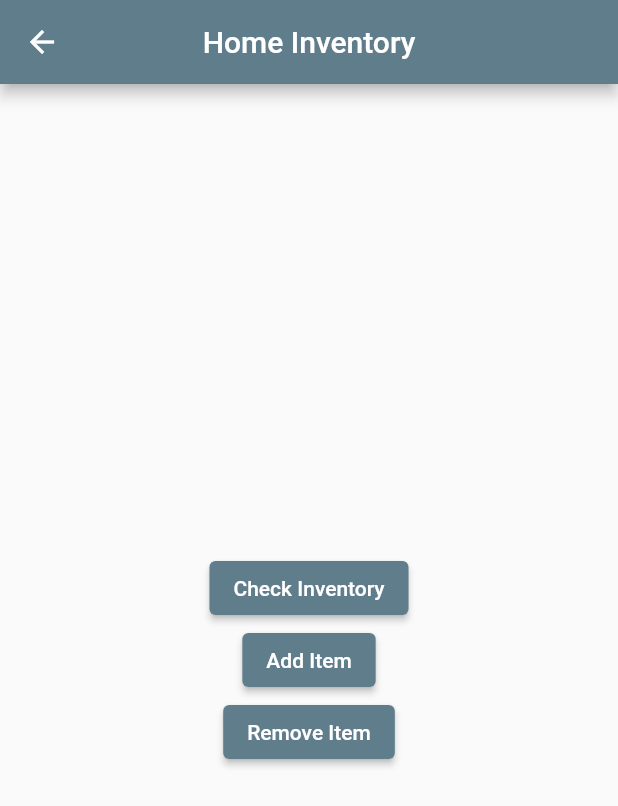
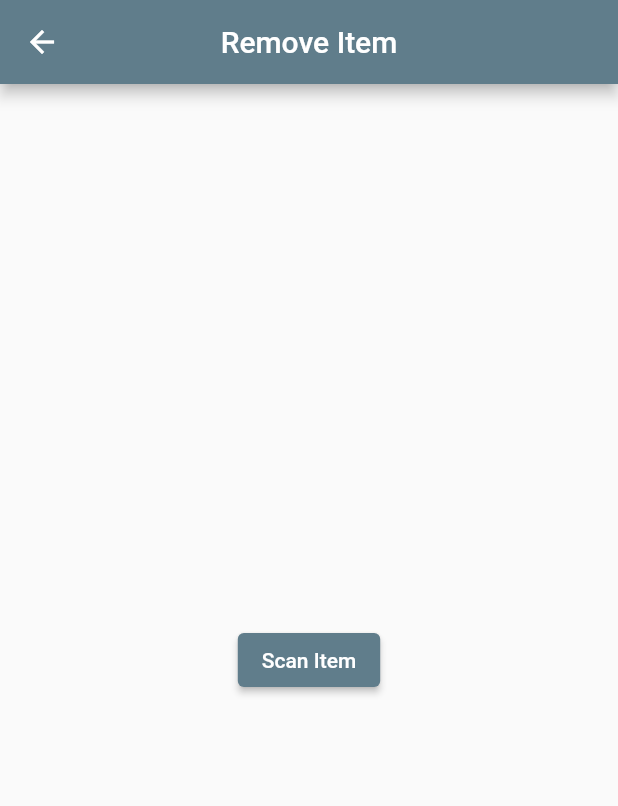
Before and after one commit to GitDatz/home_inventory, a Flutter app: the MainPage screen opened directly, after a tap on "Remove Item", on a phone screen of 412 x 824 dp. Shown: the top 806 px of the screen. Run offline on Flutter 3.47's test engine with Material 2 defaults, Android fonts, the phone set to English and light mode, and no system bars.

Commit message:
Add Remove Item page

```diff
--- a/lib/constants.dart
+++ b/lib/constants.dart
@@ -3,6 +3,7 @@ const String LOGIN_PAGE_TITLE = "Login";
 const String MAIN_PAGE_TITLE = "Home Inventory";
 const String INVENTORY_TITLE = "Inventory";
 const String ADD_ITEM_TITLE = "Add Item";
+const String REMOVE_ITEM_TITLE = "Remove Item";
 
 // Login Page
 const String EMAIL_HINT = "Enter email";
@@ -16,5 +17,5 @@ const String CHECK_INVENTORY_BUTTON_TEXT = "Check Inventory";
 const String ADD_ITEM_BUTTON_TEXT = "Add Item";
 const String REMOVE_ITEM_BUTTON_TEXT = "Remove Item";
 
-// Add Item
+// Add/Remove Item Page
 const String SCAN_ITEM_BUTTON_TEXT = "Scan Item";
--- a/lib/ui/pages/main_page.dart
+++ b/lib/ui/pages/main_page.dart
@@ -2,6 +2,7 @@ import 'package:flutter/material.dart';
 import 'package:home_inventory/constants.dart';
 import 'package:home_inventory/ui/pages/add_item.dart';
 import 'package:home_inventory/ui/pages/inventory_page.dart';
+import 'package:home_inventory/ui/pages/remove_item.dart';
 
 class MainPage extends StatefulWidget {
   MainPage({Key key, this.title}) : super(key: key);
@@ -28,7 +29,7 @@ class _MainPageState extends State<MainPage> {
           children: [
             _checkInventory(context),
             _addItemButton(context),
-            _removeItemButton()
+            _removeItemButton(context)
           ],
         ),
       ),
@@ -55,9 +56,12 @@ class _MainPageState extends State<MainPage> {
     );
   }
 
-  Widget _removeItemButton() {
+  Widget _removeItemButton(BuildContext context) {
     return ElevatedButton(
-        onPressed: () => {},
+        onPressed: () {
+          Navigator.push(context, MaterialPageRoute(
+              builder: (context) => RemoveItemPage(title: REMOVE_ITEM_TITLE)));
+        },
         child: Text(REMOVE_ITEM_BUTTON_TEXT)
     );
   }
--- /dev/null
+++ b/lib/ui/pages/remove_item.dart
@@ -0,0 +1,40 @@
+import 'package:flutter/material.dart';
+import 'package:home_inventory/constants.dart';
+
+class RemoveItemPage extends StatefulWidget {
+  RemoveItemPage({Key key, this.title}) : super(key: key);
+  final String title;
+
+  @override
+  _RemoveItemPageState createState() => _RemoveItemPageState();
+}
+
+class _RemoveItemPageState extends State<RemoveItemPage> {
+  @override
+  Widget build(BuildContext context) {
+    return Scaffold(
+      appBar: AppBar(
+        centerTitle: true,
+        title: Text(
+            widget.title,
+            textAlign: TextAlign.center
+        ),
+      ),
+      body: Center(
+        child: Column(
+          mainAxisAlignment: MainAxisAlignment.center,
+          children: [
+            _scanItemButton()
+          ],
+        ),
+      ),
+    );
+  }
+
+  Widget _scanItemButton() {
+    return ElevatedButton(
+        onPressed: () => {},
+        child: Text(SCAN_ITEM_BUTTON_TEXT)
+    );
+  }
+}
```
